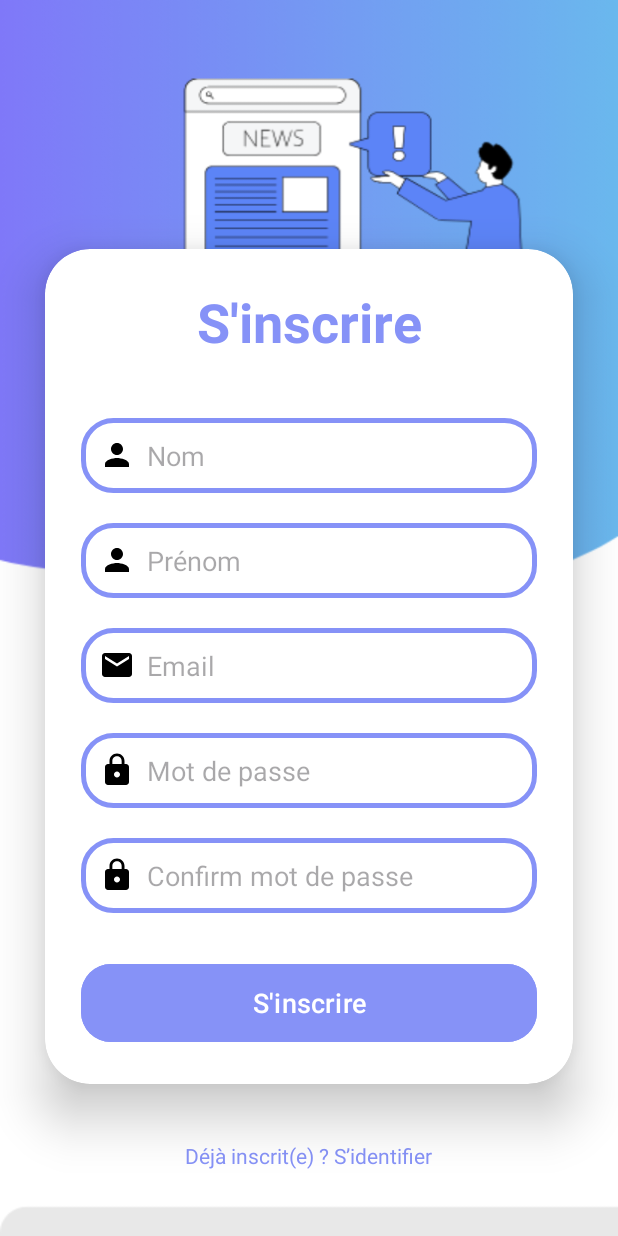
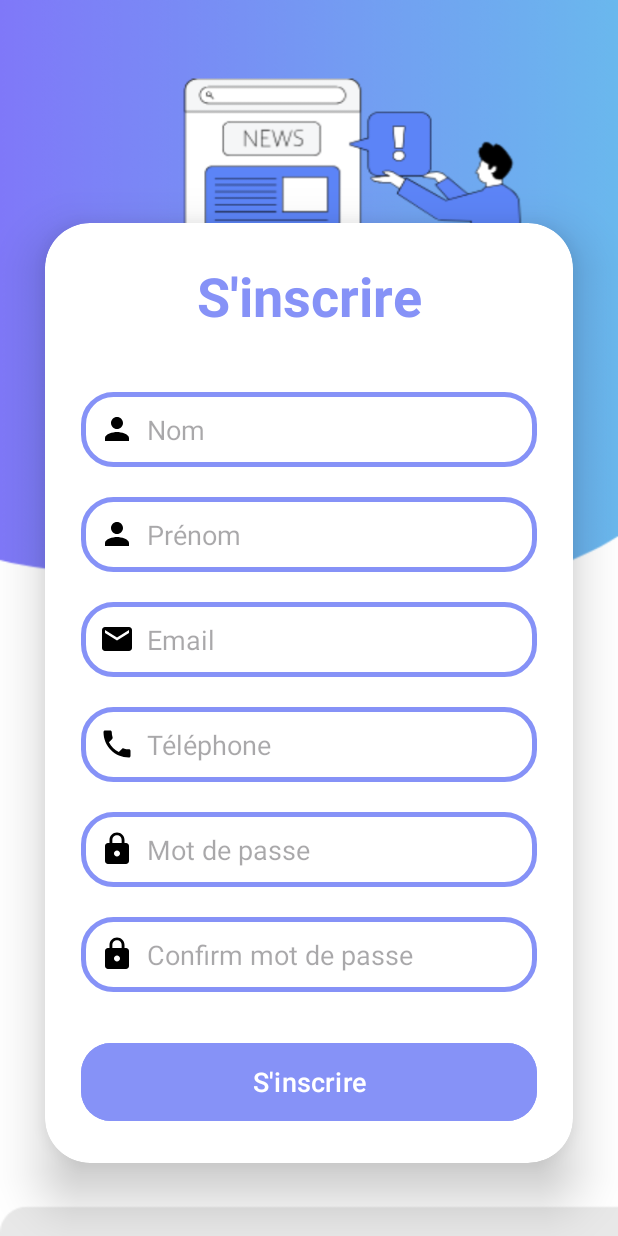
Before and after one commit to bensaltanahassan/news-app-kotlin, an Android app: the SignUpFragment screen opened through its navigation route, on a phone screen of 412 x 824 dp. Run offline under Robolectric (Android 15) with nearby library versions, the phone set to English and light mode, and no system bars.

Commit message:
add phone field sign up

```diff
--- /dev/null
+++ b/app/src/main/res/drawable/baseline_phone_24.xml
@@ -0,0 +1,5 @@
+<vector android:height="24dp" android:tint="#000000"
+    android:viewportHeight="24" android:viewportWidth="24"
+    android:width="24dp" xmlns:android="http://schemas.android.com/apk/res/android">
+    <path android:fillColor="@android:color/white" android:pathData="M6.62,10.79c1.44,2.83 3.76,5.14 6.59,6.59l2.2,-2.2c0.27,-0.27 0.67,-0.36 1.02,-0.24 1.12,0.37 2.33,0.57 3.57,0.57 0.55,0 1,0.45 1,1V20c0,0.55 -0.45,1 -1,1 -9.39,0 -17,-7.61 -17,-17 0,-0.55 0.45,-1 1,-1h3.5c0.55,0 1,0.45 1,1 0,1.25 0.2,2.45 0.57,3.57 0.11,0.35 0.03,0.74 -0.25,1.02l-2.2,2.2z"/>
+</vector>
--- a/app/src/main/res/layout/fragment_sign_up.xml
+++ b/app/src/main/res/layout/fragment_sign_up.xml
@@ -74,6 +74,20 @@
                 android:textColorHighlight="@color/cardview_dark_background"
                 android:layout_marginTop="20dp"/>
 
+            <EditText
+                android:layout_width="match_parent"
+                android:layout_height="50dp"
+                android:id="@+id/phoneSignUp"
+                android:background="@drawable/custom_edittext"
+                android:drawableLeft="@drawable/baseline_phone_24"
+                android:drawablePadding="8dp"
+                android:hint="Téléphone"
+                android:padding="12dp"
+                android:inputType="phone"
+                android:textColor="@color/black"
+                android:textColorHighlight="@color/cardview_dark_background"
+                android:layout_marginTop="20dp"/>
+
 
             <EditText
                 android:layout_width="match_parent"
```
